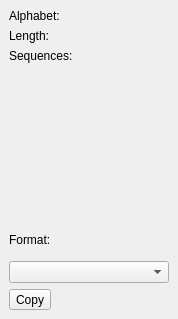
The window that src/corelibs/U2View/src/ov_msa/General/GeneralTabOptionsPanelWidget.ui (violethaze74/ugene) describes before a commit, drawn with Qt 5.
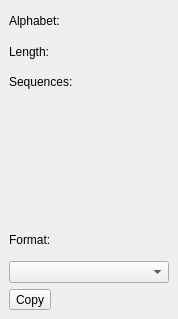
The same window after the commit. Custom widgets are drawn as their Qt base class.

Commit message: UGENE-5945. Alignment alphabet in alignment info

The edit to the form file:
```diff
--- a/src/corelibs/U2View/src/ov_msa/General/GeneralTabOptionsPanelWidget.ui
+++ b/src/corelibs/U2View/src/ov_msa/General/GeneralTabOptionsPanelWidget.ui
@@ -31,7 +31,7 @@
    </property>
    <item>
     <widget class="QWidget" name="alignmentInfoWidget" native="true">
-     <layout class="QFormLayout" name="formLayout">
+     <layout class="QGridLayout" name="gridLayout">
       <item row="0" column="0">
        <widget class="QLabel" name="alignmentAlphabetLabel">
         <property name="sizePolicy">
@@ -46,6 +46,19 @@
        </widget>
       </item>
       <item row="0" column="1">
+       <spacer name="horizontalSpacer">
+        <property name="orientation">
+         <enum>Qt::Horizontal</enum>
+        </property>
+        <property name="sizeHint" stdset="0">
+         <size>
+          <width>40</width>
+          <height>20</height>
+         </size>
+        </property>
+       </spacer>
+      </item>
+      <item row="0" column="2">
        <widget class="QLabel" name="alignmentAlphabet">
         <property name="sizePolicy">
          <sizepolicy hsizetype="Expanding" vsizetype="Preferred">
@@ -75,6 +88,19 @@
        </widget>
       </item>
       <item row="1" column="1">
+       <spacer name="horizontalSpacer_2">
+        <property name="orientation">
+         <enum>Qt::Horizontal</enum>
+        </property>
+        <property name="sizeHint" stdset="0">
+         <size>
+          <width>40</width>
+          <height>20</height>
+         </size>
+        </property>
+       </spacer>
+      </item>
+      <item row="1" column="2">
        <widget class="QLabel" name="alignmentLength">
         <property name="sizePolicy">
          <sizepolicy hsizetype="Expanding" vsizetype="Preferred">
@@ -107,6 +133,19 @@
        </widget>
       </item>
       <item row="2" column="1">
+       <spacer name="horizontalSpacer_3">
+        <property name="orientation">
+         <enum>Qt::Horizontal</enum>
+        </property>
+        <property name="sizeHint" stdset="0">
+         <size>
+          <width>40</width>
+          <height>20</height>
+         </size>
+        </property>
+       </spacer>
+      </item>
+      <item row="2" column="2">
        <widget class="QLabel" name="alignmentHeight">
         <property name="sizePolicy">
          <sizepolicy hsizetype="Expanding" vsizetype="Preferred">
```
